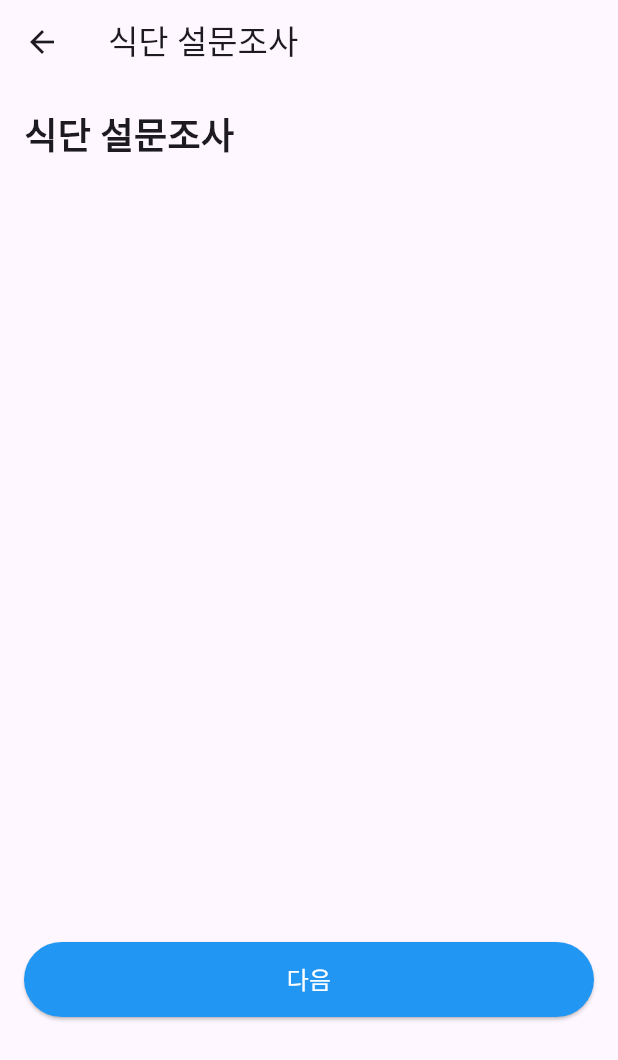
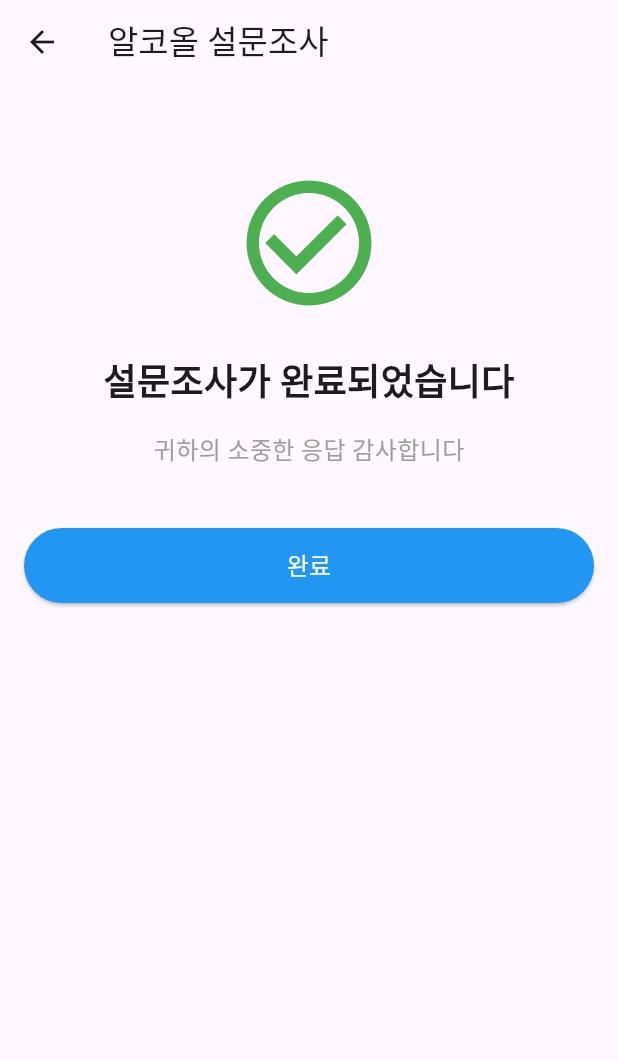
Before and after one commit to didtlrhks/DTX, a Flutter app: the DietSurveyStartPage screen opened directly, after a tap on "다음", on a phone screen of 412 x 824 dp. Shown: the top 1060 px of the screen. Run offline on Flutter 3.47's test engine with Material 3 defaults, Android fonts, the light colour scheme and no system bars; our stand-ins replace get.

Commit message:
diet controller & obx add

```diff
--- /dev/null
+++ b/lib/screens/survey_screens/diet_survey/diet_survey_end_page.dart
@@ -0,0 +1,76 @@
+import 'package:flutter/material.dart';
+import 'package:get/get.dart';
+import 'package:dtxproject/screens/survey_screens/survey_home_page.dart';
+import 'package:dtxproject/controllers/survey_controller.dart';
+
+class DietSurveyEndPage extends StatelessWidget {
+  const DietSurveyEndPage({super.key});
+
+  @override
+  Widget build(BuildContext context) {
+    final surveyController = Get.find<SurveyController>();
+
+    return Scaffold(
+      appBar: AppBar(
+        title: const Text('알코올 설문조사'),
+        leading: IconButton(
+          icon: const Icon(Icons.arrow_back),
+          onPressed: () => Navigator.pop(context),
+        ),
+      ),
+      body: SafeArea(
+        child: SingleChildScrollView(
+          child: Padding(
+            padding: const EdgeInsets.all(16.0),
+            child: Column(
+              crossAxisAlignment: CrossAxisAlignment.center,
+              children: [
+                const SizedBox(height: 40),
+                const Icon(
+                  Icons.check_circle_outline,
+                  size: 100,
+                  color: Colors.green,
+                ),
+                const SizedBox(height: 24),
+                const Text(
+                  '설문조사가 완료되었습니다',
+                  style: TextStyle(
+                    fontSize: 24,
+                    fontWeight: FontWeight.bold,
+                  ),
+                ),
+                const SizedBox(height: 16),
+                const Text(
+                  '귀하의 소중한 응답 감사합니다',
+                  style: TextStyle(
+                    fontSize: 16,
+                    color: Colors.grey,
+                  ),
+                ),
+                const SizedBox(height: 40),
+                SizedBox(
+                  width: double.infinity,
+                  height: 50,
+                  child: ElevatedButton(
+                    onPressed: () {
+                      surveyController.completeDietSurvey();
+                      Get.back();
+                    },
+                    style: ElevatedButton.styleFrom(
+                      backgroundColor: Colors.blue,
+                      foregroundColor: Colors.white,
+                    ),
+                    child: const Text(
+                      '완료',
+                      style: TextStyle(fontSize: 16),
+                    ),
+                  ),
+                ),
+              ],
+            ),
+          ),
+        ),
+      ),
+    );
+  }
+}
--- /dev/null
+++ b/lib/screens/survey_screens/diet_survey/diet_survey_start_page.dart
@@ -0,0 +1,60 @@
+import 'package:flutter/material.dart';
+import 'package:get/get.dart';
+import 'diet_survey_end_page.dart';
+
+class DietSurveyStartPage extends StatelessWidget {
+  const DietSurveyStartPage({super.key});
+
+  @override
+  Widget build(BuildContext context) {
+    return Scaffold(
+      appBar: AppBar(
+        title: const Text('식단 설문조사'),
+        leading: IconButton(
+          icon: const Icon(Icons.arrow_back),
+          onPressed: () => Navigator.pop(context),
+        ),
+      ),
+      body: SafeArea(
+        child: SingleChildScrollView(
+          child: Padding(
+            padding: const EdgeInsets.all(16.0),
+            child: Column(
+              crossAxisAlignment: CrossAxisAlignment.start,
+              children: [
+                const Text(
+                  '식단 설문조사',
+                  style: TextStyle(
+                    fontSize: 24,
+                    fontWeight: FontWeight.bold,
+                  ),
+                ),
+                const SizedBox(height: 20),
+                Container(),
+                const SizedBox(height: 500),
+                SizedBox(
+                  width: double.infinity,
+                  height: 50,
+                  child: ElevatedButton(
+                    onPressed: () {
+                      // 2번 설문페이지로 이동
+                      Get.off(() => const DietSurveyEndPage());
+                    },
+                    style: ElevatedButton.styleFrom(
+                      backgroundColor: Colors.blue,
+                      foregroundColor: Colors.white,
+                    ),
+                    child: const Text(
+                      '다음',
+                      style: TextStyle(fontSize: 16),
+                    ),
+                  ),
+                ),
+              ],
+            ),
+          ),
+        ),
+      ),
+    );
+  }
+}
--- a/lib/screens/survey_screens/emotion_survey_start_page.dart
+++ b/lib/screens/survey_screens/emotion_survey/emotion_survey_start_page.dart
@@ -1,5 +1,6 @@
 import 'package:flutter/material.dart';
 import 'package:get/get.dart';
+import 'emotion_survey_end_page.dart';
 
 class EmotionSurveyStartPage extends StatelessWidget {
   const EmotionSurveyStartPage({super.key});
@@ -37,6 +38,7 @@ class EmotionSurveyStartPage extends StatelessWidget {
                   child: ElevatedButton(
                     onPressed: () {
                       // 2번 설문페이지로 이동
+                      Get.off(() => const EmotionSurveyEndPage());
                     },
                     style: ElevatedButton.styleFrom(
                       backgroundColor: Colors.blue,
```
Also changed, not shown: lib/controllers/survey_controller.dart (+21 -0 lines), lib/screens/survey_screens/emotion_survey/emotion_survey_end_page.dart (renamed from lib/screens/survey_screens/diet_survey_start_page.dart, +28 -10 lines), lib/screens/survey_screens/survey_home_page.dart (+25 -13 lines), lib/screens/survey_screens/alcohol_survey/alcohol_survey_end_page.dart (renamed from lib/screens/survey_screens/alcohol_survey_end_page.dart), lib/screens/survey_screens/alcohol_survey/alcohol_survey_start_page.dart (renamed from lib/screens/survey_screens/alcohol_survey_start_page.dart).
